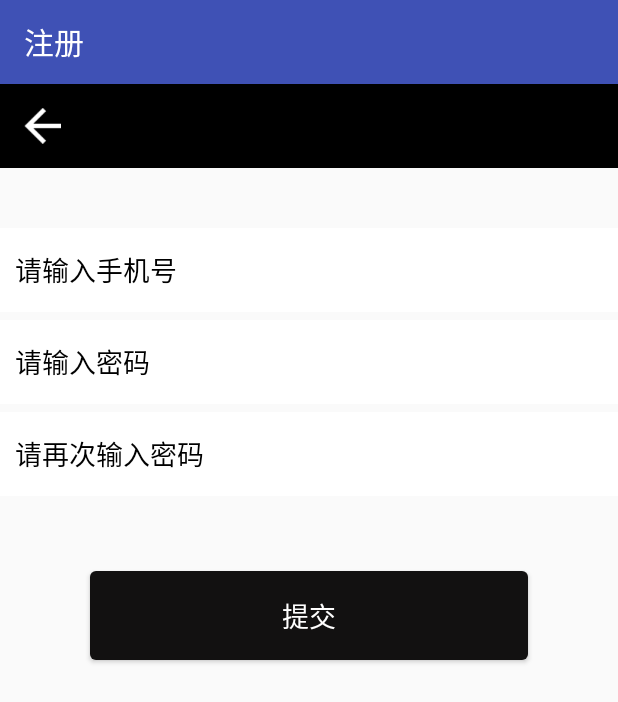
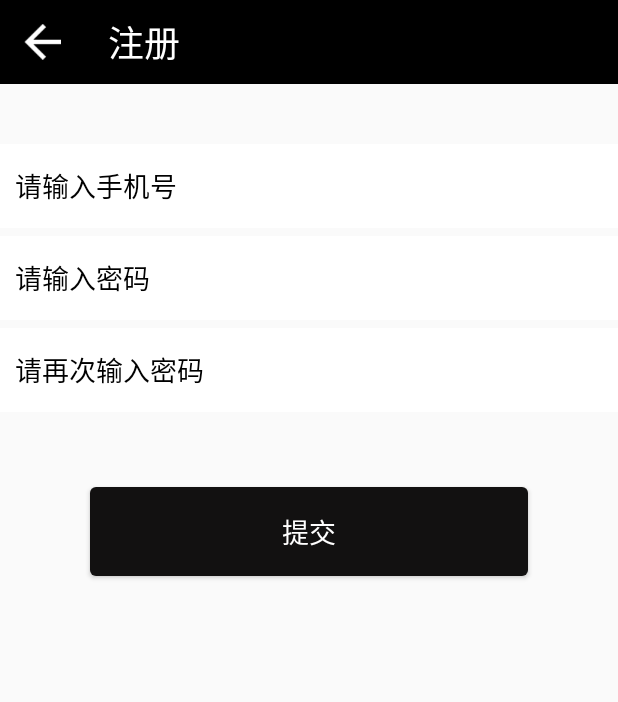
Before and after one commit to cytcool/ResturantApp, an Android app: the screen it shows after launch (RegisterActivity), after a tap on "手机注册", on a phone screen of 412 x 824 dp. Shown: the top 702 px of the screen. Run offline under Robolectric (Android 15) with nearby library versions, the phone set to English and light mode, and no system bars; libraries missing offline, so code that uses them is left out: com.zhy.http; 2 statements that could not run were skipped.

Commit message:
注册业务逻辑实现

```diff
--- a/app/src/main/AndroidManifest.xml
+++ b/app/src/main/AndroidManifest.xml
@@ -22,9 +22,11 @@
                 <category android:name="android.intent.category.LAUNCHER" />
             </intent-filter>
         </activity>
-        <activity android:name=".activity.LoginActivity" />
+        <activity android:name=".activity.LoginActivity"
+            android:theme="@style/Theme.AppCompat.Light.NoActionBar"/>
         <activity android:name=".activity.OrderActivity" />
-        <activity android:name=".activity.RegisterActivity"></activity>
+        <activity android:name=".activity.RegisterActivity"
+            android:theme="@style/Theme.AppCompat.Light.NoActionBar" />
     </application>
 
 </manifest>
--- a/app/src/main/java/com/example/cyt/resturantapp/activity/LoginActivity.java
+++ b/app/src/main/java/com/example/cyt/resturantapp/activity/LoginActivity.java
@@ -1,14 +1,13 @@
 package com.example.cyt.resturantapp.activity;
 
+import android.content.Context;
 import android.content.Intent;
-import android.support.v7.app.AppCompatActivity;
 import android.os.Bundle;
 import android.text.TextUtils;
 import android.view.View;
 import android.widget.Button;
 import android.widget.EditText;
 import android.widget.TextView;
-import android.widget.Toast;
 
 import com.example.cyt.resturantapp.R;
 import com.example.cyt.resturantapp.UserInfoHolder;
@@ -16,6 +15,8 @@ import com.example.cyt.resturantapp.bean.User;
 import com.example.cyt.resturantapp.biz.UserBiz;
 import com.example.cyt.resturantapp.net.CommonCallback;
 import com.example.cyt.resturantapp.utils.T;
+import com.zhy.http.okhttp.OkHttpUtils;
+import com.zhy.http.okhttp.cookie.CookieJarImpl;
 
 public class LoginActivity extends BaseActivity {
 
@@ -26,6 +27,9 @@ public class LoginActivity extends BaseActivity {
 
     private UserBiz mUserBiz;
 
+    private static final String KEY_USERNAME = "key_username";
+    private static final String KEY_PASSWORD = "key_password";
+
     @Override
     protected void onCreate(Bundle savedInstanceState) {
         super.onCreate(savedInstanceState);
@@ -34,6 +38,15 @@ public class LoginActivity extends BaseActivity {
         initView();
 
         initEvent();
+
+        initIntent(getIntent());
+
+        mUserBiz = new UserBiz();
+    }
+
+    @Override
+    protected void onResume() {
+        super.onResume();
     }
 
     private void initEvent() {
@@ -91,10 +104,41 @@ public class LoginActivity extends BaseActivity {
         finish();
     }
 
+    @Override
+    protected void onNewIntent(Intent intent) {
+        super.onNewIntent(intent);
+
+        initIntent(intent);
+    }
+
+    private void initIntent(Intent intent) {
+        if (intent == null){
+            return;
+        }
+
+        String username = intent.getStringExtra(KEY_USERNAME);
+        String password = intent.getStringExtra(KEY_PASSWORD);
+
+        if (TextUtils.isEmpty(username)||TextUtils.isEmpty(password)){
+            return;
+        }
+
+        mEtUsername.setText(username);
+        mEtPassword.setText(password);
+    }
+
     private void initView() {
         mEtUsername = findViewById(R.id.id_ed_username);
         mEtPassword = findViewById(R.id.id_ed_password);
         mBtnLogin = findViewById(R.id.id_btn_login);
         mTvRegister = findViewById(R.id.id_tv_register);
     }
+
+    public static void launch(Context context, String username, String password) {
+        Intent intent = new Intent(context,LoginActivity.class);
+        intent.setFlags(Intent.FLAG_ACTIVITY_CLEAR_TOP|Intent.FLAG_ACTIVITY_SINGLE_TOP);
+        intent.putExtra(KEY_USERNAME,username);
+        intent.putExtra(KEY_PASSWORD,password);
+        context.startActivity(intent);
+    }
 }
--- a/app/src/main/res/layout/common_toolbar.xml
+++ b/app/src/main/res/layout/common_toolbar.xml
@@ -8,5 +8,14 @@
     app:navigationIcon="@drawable/back"
     app:titleTextColor="#ffffff">
 
+    <android.support.v7.widget.AppCompatTextView
+        android:id="@+id/actionbar_title"
+        android:layout_width="wrap_content"
+        android:layout_height="wrap_content"
+        android:text="注册"
+        android:textColor="#ffffff"
+        android:textSize="24sp"
+        />
+
 
 </android.support.v7.widget.Toolbar>
```
Also changed, not shown: app/src/main/java/com/example/cyt/resturantapp/activity/RegisterActivity.java (+53 -1 lines).
